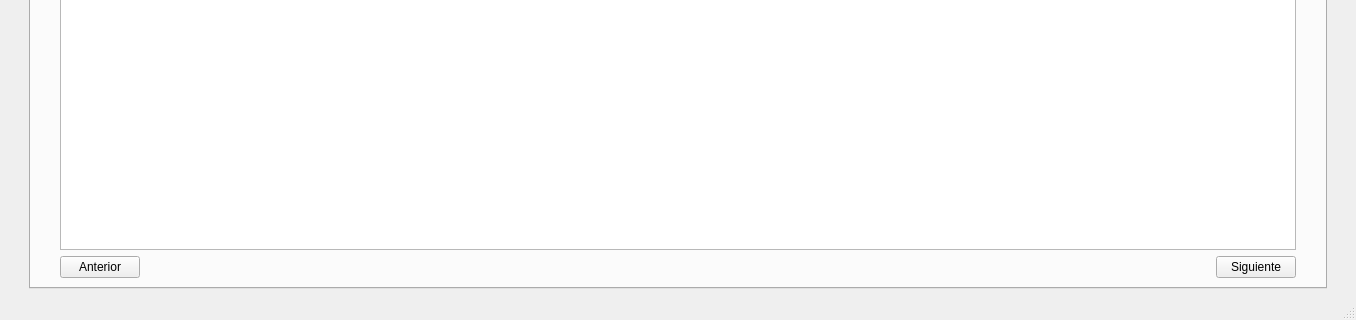
The window that templates/venPrincipal.ui (Samugcor/InmoTeis) describes before a commit, drawn with Qt 5; both pictures show x 0 to 1356 and y 546 to 866 of the 1356 by 866 pixel window.
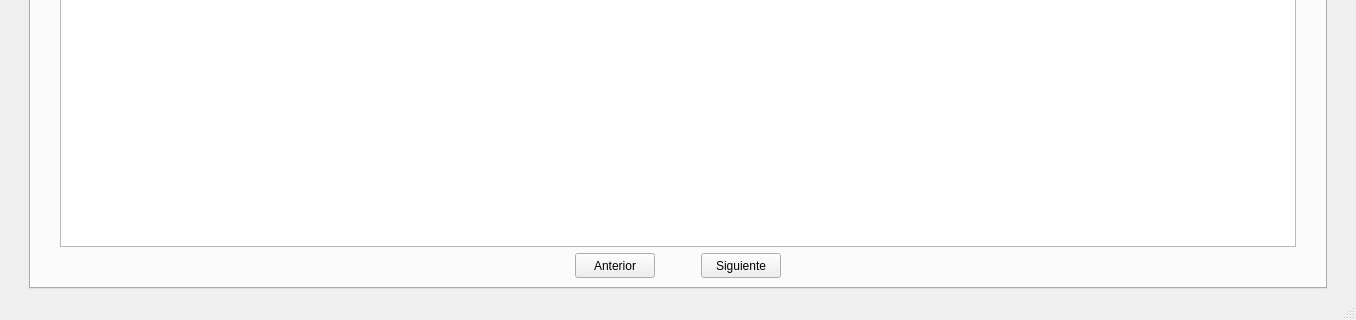
The same window after the commit. The open tabs and pages were chosen to show the change. Icons and pictures are not drawn.

```diff
--- a/templates/venPrincipal.ui
+++ b/templates/venPrincipal.ui
@@ -934,7 +934,26 @@
         <item row="7" column="1">
          <layout class="QHBoxLayout" name="horizontalLayout_21">
           <item>
-           <widget class="QPushButton" name="pushButton_4">
+           <spacer name="horizontalSpacer_31">
+            <property name="orientation">
+             <enum>Qt::Horizontal</enum>
+            </property>
+            <property name="sizeHint" stdset="0">
+             <size>
+              <width>40</width>
+              <height>20</height>
+             </size>
+            </property>
+           </spacer>
+          </item>
+          <item>
+           <widget class="QPushButton" name="btnAnteriorPagProp">
+            <property name="minimumSize">
+             <size>
+              <width>80</width>
+              <height>25</height>
+             </size>
+            </property>
             <property name="text">
              <string>Anterior</string>
             </property>
@@ -945,6 +964,9 @@
             <property name="orientation">
              <enum>Qt::Horizontal</enum>
             </property>
+            <property name="sizeType">
+             <enum>QSizePolicy::Fixed</enum>
+            </property>
             <property name="sizeHint" stdset="0">
              <size>
               <width>40</width>
@@ -954,12 +976,31 @@
            </spacer>
           </item>
           <item>
-           <widget class="QPushButton" name="pushButton_3">
+           <widget class="QPushButton" name="btnSiguientePagProp">
+            <property name="minimumSize">
+             <size>
+              <width>80</width>
+              <height>25</height>
+             </size>
+            </property>
             <property name="text">
              <string>Siguiente</string>
             </property>
            </widget>
           </item>
+          <item>
+           <spacer name="horizontalSpacer_30">
+            <property name="orientation">
+             <enum>Qt::Horizontal</enum>
+            </property>
+            <property name="sizeHint" stdset="0">
+             <size>
+              <width>40</width>
+              <height>20</height>
+             </size>
+            </property>
+           </spacer>
+          </item>
          </layout>
         </item>
         <item row="3" column="1">
```
Left out of the diff: 47 changed lines with no effect on the pictures.
